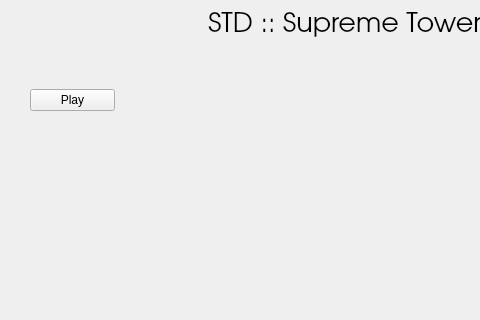
First picture: the form in mainwindow.ui, repository panandafog/SupremeTowerDefence, before the edit; both pictures show x 0 to 480 and y 0 to 320 of the 800 by 600 pixel window.
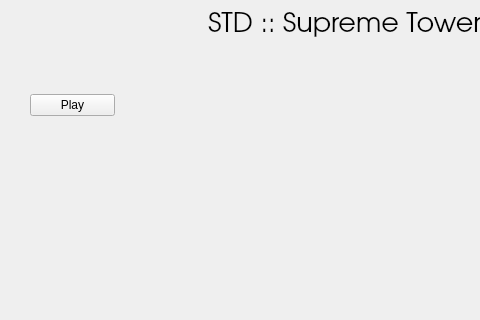
Second picture: the form after the edit.

```diff
--- a/mainwindow.ui
+++ b/mainwindow.ui
@@ -20,7 +20,7 @@
       <x>30</x>
       <y>30</y>
       <width>85</width>
-      <height>141</height>
+      <height>151</height>
      </rect>
     </property>
     <layout class="QVBoxLayout" name="verticalLayout">
```
